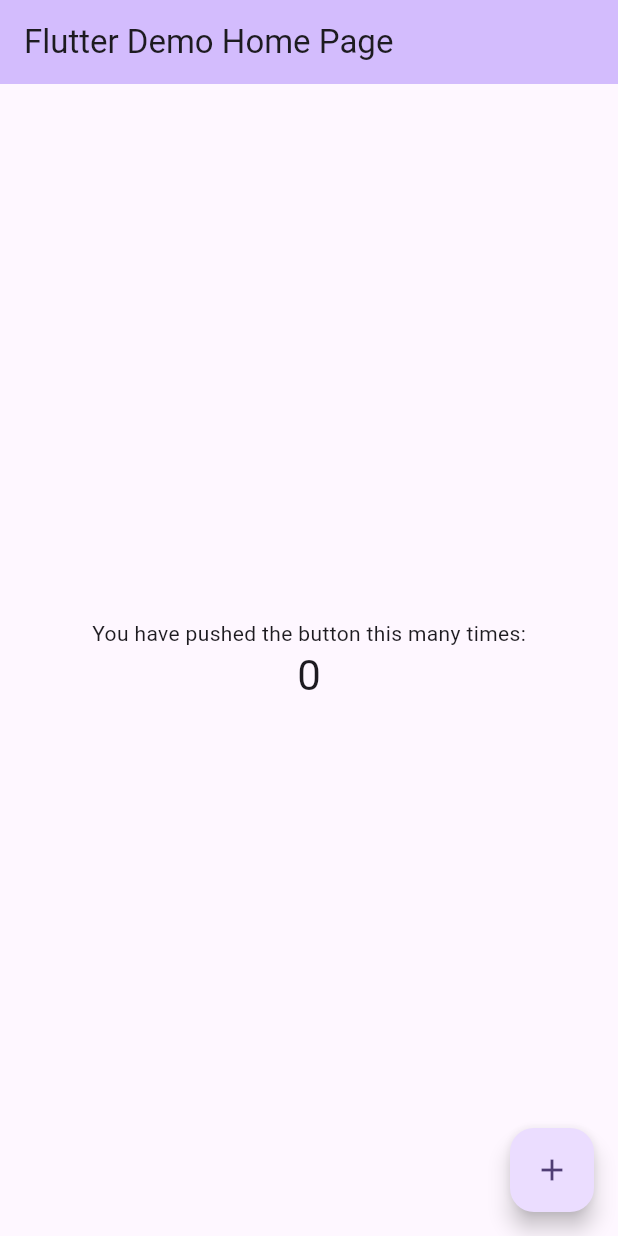
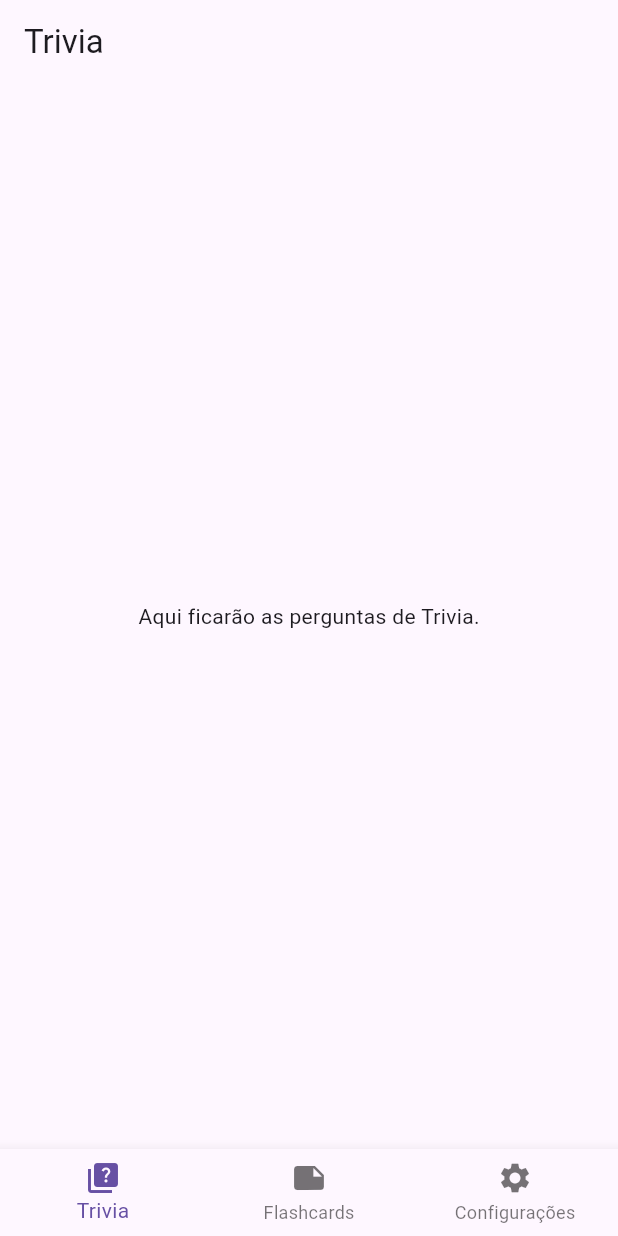
Before and after one commit to Lariterrinha/FlashEdu, a Flutter app: the screen it shows after launch, on a phone screen of 412 x 824 dp. Run offline on Flutter 3.47's test engine with Material 3 defaults, Android fonts, the light colour scheme and no system bars.

Commit message:
Basic structure of the application

```diff
--- /dev/null
+++ b/FlashEdu/flashedu/lib/config_page.dart
@@ -0,0 +1,11 @@
+import 'package:flutter/material.dart';
+
+class ConfigPage extends StatelessWidget {
+  @override
+  Widget build(BuildContext context) {
+    return Scaffold(
+      appBar: AppBar(title: Text('Configurações')),
+      body: Center(child: Text('Aqui estarão as configurações do app.')),
+    );
+  }
+}
--- /dev/null
+++ b/FlashEdu/flashedu/lib/flashcard_page.dart
@@ -0,0 +1,11 @@
+import 'package:flutter/material.dart';
+
+class FlashcardPage extends StatelessWidget {
+  @override
+  Widget build(BuildContext context) {
+    return Scaffold(
+      appBar: AppBar(title: Text('Flashcards')),
+      body: Center(child: Text('Aqui o usuário poderá criar e revisar flashcards.')),
+    );
+  }
+}
--- /dev/null
+++ b/FlashEdu/flashedu/lib/home_page.dart
@@ -0,0 +1,42 @@
+import 'package:flutter/material.dart';
+
+import 'package:flashedu/trivia_page.dart';
+import 'package:flashedu/flashcard_page.dart';
+import 'package:flashedu/config_page.dart';
+
+class HomePage extends StatefulWidget {
+  @override
+  HomePageState createState() => HomePageState();
+}
+
+class HomePageState extends State<HomePage> {
+  int _selectedIndex = 0;
+
+  final List<Widget> _pages = [
+    TriviaPage(),
+    FlashcardPage(),
+    ConfigPage(),
+  ];
+
+  void _onItemTapped(int index) {
+    setState(() {
+      _selectedIndex = index;
+    });
+  }
+
+  @override
+  Widget build(BuildContext context) {
+    return Scaffold(
+      body: _pages[_selectedIndex],
+      bottomNavigationBar: BottomNavigationBar(
+        currentIndex: _selectedIndex,
+        onTap: _onItemTapped,
+        items: [
+          BottomNavigationBarItem(icon: Icon(Icons.quiz), label: 'Trivia'),
+          BottomNavigationBarItem(icon: Icon(Icons.note), label: 'Flashcards'),
+          BottomNavigationBarItem(icon: Icon(Icons.settings), label: 'Configurações'),
+        ],
+      ),
+    );
+  }
+}
--- a/FlashEdu/flashedu/lib/main.dart
+++ b/FlashEdu/flashedu/lib/main.dart
@@ -1,122 +1,21 @@
 import 'package:flutter/material.dart';
-
+import 'home_page.dart';
 void main() {
   runApp(const MyApp());
 }
 
-class MyApp extends StatelessWidget {
+class MyApp extends StatelessWidget{
   const MyApp({super.key});
 
   // This widget is the root of your application.
   @override
   Widget build(BuildContext context) {
     return MaterialApp(
-      title: 'Flutter Demo',
-      theme: ThemeData(
-        // This is the theme of your application.
-        //
-        // TRY THIS: Try running your application with "flutter run". You'll see
-        // the application has a purple toolbar. Then, without quitting the app,
-        // try changing the seedColor in the colorScheme below to Colors.green
-        // and then invoke "hot reload" (save your changes or press the "hot
-        // reload" button in a Flutter-supported IDE, or press "r" if you used
-        // the command line to start the app).
-        //
-        // Notice that the counter didn't reset back to zero; the application
-        // state is not lost during the reload. To reset the state, use hot
-        // restart instead.
-        //
-        // This works for code too, not just values: Most code changes can be
-        // tested with just a hot reload.
-        colorScheme: ColorScheme.fromSeed(seedColor: Colors.deepPurple),
-      ),
-      home: const MyHomePage(title: 'Flutter Demo Home Page'),
+      title: 'FlashEdu',
+      theme: ThemeData(primarySwatch: Colors.blue),
+      debugShowCheckedModeBanner: false,
+      home: HomePage(),
+
     );
-  }
+    }
 }
-
-class MyHomePage extends StatefulWidget {
-  const MyHomePage({super.key, required this.title});
-
-  // This widget is the home page of your application. It is stateful, meaning
-  // that it has a State object (defined below) that contains fields that affect
-  // how it looks.
-
-  // This class is the configuration for the state. It holds the values (in this
-  // case the title) provided by the parent (in this case the App widget) and
-  // used by the build method of the State. Fields in a Widget subclass are
-  // always marked "final".
-
-  final String title;
-
-  @override
-  State<MyHomePage> createState() => _MyHomePageState();
-}
-
-class _MyHomePageState extends State<MyHomePage> {
-  int _counter = 0;
-
-  void _incrementCounter() {
-    setState(() {
-      // This call to setState tells the Flutter framework that something has
-      // changed in this State, which causes it to rerun the build method below
-      // so that the display can reflect the updated values. If we changed
-      // _counter without calling setState(), then the build method would not be
-      // called again, and so nothing would appear to happen.
-      _counter++;
-    });
-  }
-
-  @override
-  Widget build(BuildContext context) {
-    // This method is rerun every time setState is called, for instance as done
-    // by the _incrementCounter method above.
-    //
-    // The Flutter framework has been optimized to make rerunning build methods
-    // fast, so that you can just rebuild anything that needs updating rather
-    // than having to individually change instances of widgets.
-    return Scaffold(
-      appBar: AppBar(
-        // TRY THIS: Try changing the color here to a specific color (to
-        // Colors.amber, perhaps?) and trigger a hot reload to see the AppBar
-        // change color while the other colors stay the same.
-        backgroundColor: Theme.of(context).colorScheme.inversePrimary,
-        // Here we take the value from the MyHomePage object that was created by
-        // the App.build method, and use it to set our appbar title.
-        title: Text(widget.title),
-      ),
-      body: Center(
-        // Center is a layout widget. It takes a single child and positions it
-        // in the middle of the parent.
-        child: Column(
-          // Column is also a layout widget. It takes a list of children and
-          // arranges them vertically. By default, it sizes itself to fit its
-          // children horizontally, and tries to be as tall as its parent.
-          //
-          // Column has various properties to control how it sizes itself and
-          // how it positions its children. Here we use mainAxisAlignment to
-          // center the children vertically; the main axis here is the vertical
-          // axis because Columns are vertical (the cross axis would be
-          // horizontal).
-          //
-          // TRY THIS: Invoke "debug painting" (choose the "Toggle Debug Paint"
-          // action in the IDE, or press "p" in the console), to see the
-          // wireframe for each widget.
-          mainAxisAlignment: MainAxisAlignment.center,
-          children: <Widget>[
-            const Text('You have pushed the button this many times:'),
-            Text(
-              '$_counter',
-              style: Theme.of(context).textTheme.headlineMedium,
-            ),
-          ],
-        ),
-      ),
-      floatingActionButton: FloatingActionButton(
-        onPressed: _incrementCounter,
-        tooltip: 'Increment',
-        child: const Icon(Icons.add),
-      ), // This trailing comma makes auto-formatting nicer for build methods.
-    );
-  }
-}
--- /dev/null
+++ b/FlashEdu/flashedu/lib/trivia_page.dart
@@ -0,0 +1,11 @@
+import 'package:flutter/material.dart';
+
+class TriviaPage extends StatelessWidget {
+  @override
+  Widget build(BuildContext context) {
+    return Scaffold(
+      appBar: AppBar(title: Text('Trivia')),
+      body: Center(child: Text('Aqui ficarão as perguntas de Trivia.')),
+    );
+  }
+}
```
